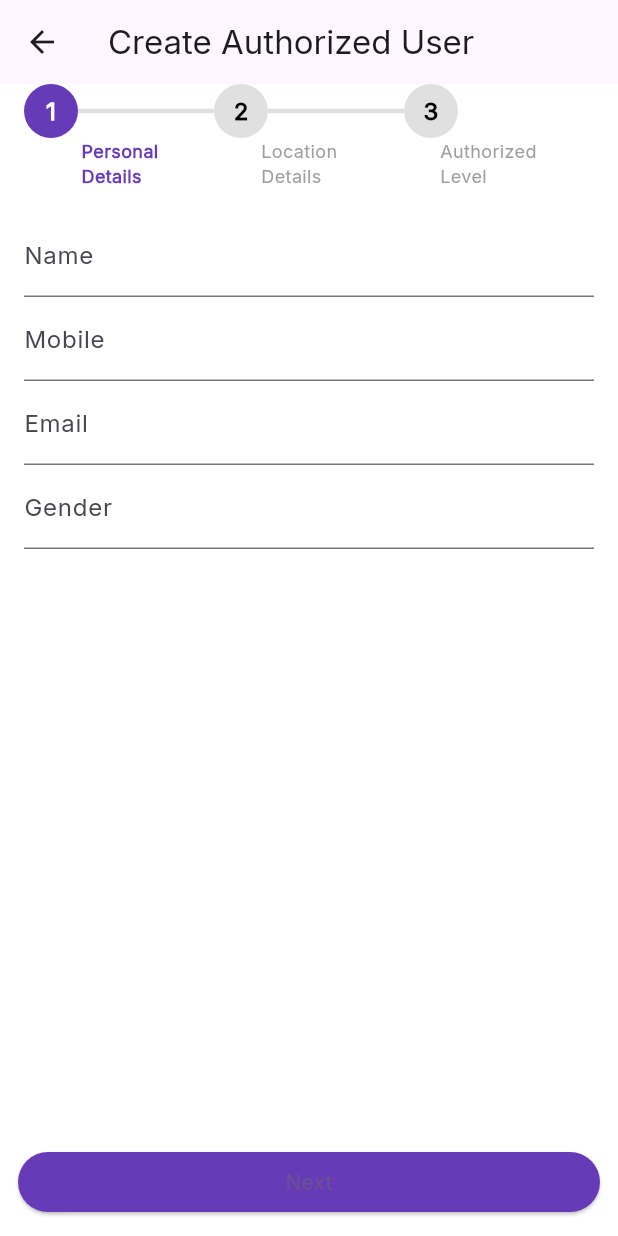
After one commit to shail148/Admin-Janta-Sewa, a Flutter app: the screen it shows after launch, in the side drawer, after a tap on "Authorized Users", on a phone screen of 412 x 824 dp. The commit adds this screen. Run offline on Flutter 3.47's test engine with Material 3 defaults, Android fonts, the light colour scheme and no system bars; our stand-ins replace carousel_slider, file_picker, fl_chart, flutter_svg, get, image_cropper and 1 more.

Commit message:
share code

```diff
--- /dev/null
+++ b/lib/controllers/auth/authorized_user_controller.dart
@@ -0,0 +1,25 @@
+import 'package:get/get.dart';
+
+class AuthorizedUserController extends GetxController {
+  // ✅ Observable step
+  var currentStep = 0.obs;
+
+  // ✅ Go to next step
+  void nextStep() {
+    if (currentStep.value < 2) {
+      currentStep.value++;
+    }
+  }
+
+  // ✅ Go back
+  void previousStep() {
+    if (currentStep.value > 0) {
+      currentStep.value--;
+    }
+  }
+
+  // ✅ Final submit action
+  void submit() {
+    Get.snackbar("Success", "Authorized User Created Successfully!");
+  }
+}
--- a/lib/view/drawerPages/custom_drawer.dart
+++ b/lib/view/drawerPages/custom_drawer.dart
@@ -3,6 +3,7 @@ import 'package:admin_jantasewa/view/drawerPages/contact/contact_page.dart';
 import 'package:admin_jantasewa/view/ourJourney/janta_sewa_media_screen.dart';
 import 'package:admin_jantasewa/view/ourJourney/ourjourney_history_page.dart';
 import 'package:admin_jantasewa/view/suggestionLetter/suggestion_allrequest_page.dart';
+import 'package:admin_jantasewa/view/users/create_autorized_user.dart';
 import 'package:admin_jantasewa/view/users/users_page.dart';
 import 'package:admin_jantasewa/widgets/colors.dart';
 import 'package:admin_jantasewa/widgets/custom_text.dart';
@@ -87,6 +88,13 @@ class CustomDrawer extends StatelessWidget {
                     },
                   ),
                   _drawerItem(
+                    Icons.person,
+                    'Authorized Users'.tr,
+                    onTap: () {
+                      Get.to(() => CreateAuthorizedUserPage());
+                    },
+                  ),
+                  _drawerItem(
                     Icons.contact_mail_outlined,
                     'Contact'.tr,
                     onTap: () {
--- /dev/null
+++ b/lib/view/users/create_autorized_user.dart
@@ -0,0 +1,190 @@
+import 'package:flutter/material.dart';
+import 'package:get/get.dart';
+import 'package:admin_jantasewa/controllers/auth/authorized_user_controller.dart';
+
+class CreateAuthorizedUserPage extends StatelessWidget {
+  final AuthorizedUserController controller = Get.put(
+    AuthorizedUserController(),
+  );
+
+  @override
+  Widget build(BuildContext context) {
+    return Scaffold(
+      appBar: AppBar(title: Text("Create Authorized User")),
+      body: Obx(
+        () => Column(
+          // crossAxisAlignment: CrossAxisAlignment.center,
+          children: [
+            // ===== Stepper Indicator with Connecting Line =====
+            Padding(
+              padding: const EdgeInsets.symmetric(horizontal: 16),
+              child: Row(
+                mainAxisAlignment: MainAxisAlignment.center,
+                children: List.generate(3, (index) {
+                  bool isActive = controller.currentStep.value >= index;
+                  return Expanded(
+                    child: Row(
+                      mainAxisAlignment: MainAxisAlignment.spaceBetween,
+                      children: [
+                        // Circle Indicator
+                        CircleAvatar(
+                          radius: 18,
+                          backgroundColor: isActive
+                              ? Colors.deepPurple
+                              : Colors.grey.shade300,
+                          child: Text(
+                            "${index + 1}",
+                            style: TextStyle(
+                              color: isActive ? Colors.white : Colors.black,
+                              fontWeight: FontWeight.bold,
+                            ),
+                          ),
+                        ),
+                        // Connecting line (except last)
+                        if (index != 2)
+                          Expanded(
+                            child: Container(
+                              height: 3,
+                              color: controller.currentStep.value > index
+                                  ? Colors.deepPurple
+                                  : Colors.grey.shade300,
+                              child: Text("Text"),
+                            ),
+                          ),
+                      ],
+                    ),
+                  );
+                }),
+              ),
+            ),
+
+            // Step Titles
+            Padding(
+              padding: const EdgeInsets.symmetric(horizontal: 20),
+              child: Row(
+                mainAxisAlignment: MainAxisAlignment.spaceAround,
+                children: [
+                  _stepTitle("Personal\nDetails", 0),
+                  _stepTitle("Location\nDetails", 1),
+                  _stepTitle("Authorized\nLevel", 2),
+                ],
+              ),
+            ),
+
+            // ===== Step Content =====
+            Expanded(
+              child: IndexedStack(
+                index: controller.currentStep.value,
+                children: [_personalStep(), _locationStep(), _authorizedStep()],
+              ),
+            ),
+
+            // ===== Navigation Buttons =====
+            Padding(
+              padding: const EdgeInsets.all(12.0),
+              child: Row(
+                children: [
+                  if (controller.currentStep.value > 0)
+                    Expanded(
+                      child: OutlinedButton(
+                        onPressed: controller.previousStep,
+                        child: Text("Back"),
+                      ),
+                    ),
+                  if (controller.currentStep.value > 0) SizedBox(width: 12),
+                  Expanded(
+                    child: ElevatedButton(
+                      style: ElevatedButton.styleFrom(
+                        backgroundColor: Colors.deepPurple,
+                      ),
+                      onPressed: () {
+                        if (controller.currentStep.value < 2) {
+                          controller.nextStep();
+                        } else {
+                          controller.submit();
+                        }
+                      },
+                      child: Text(
+                        controller.currentStep.value < 2 ? "Next" : "Submit",
+                      ),
+                    ),
+                  ),
+                ],
+              ),
+            ),
+          ],
+        ),
+      ),
+    );
+  }
+
+  // === Step Title Widget ===
+  Widget _stepTitle(String title, int index) {
+    final controller = Get.find<AuthorizedUserController>();
+    return Text(
+      title,
+      style: TextStyle(
+        fontSize: 12,
+        fontWeight: controller.currentStep.value == index
+            ? FontWeight.bold
+            : FontWeight.normal,
+        color: controller.currentStep.value == index
+            ? Colors.deepPurple
+            : Colors.grey,
+      ),
+    );
+  }
+
+  // === Step 1 - Personal ===
+  Widget _personalStep() {
+    return Padding(
+      padding: const EdgeInsets.all(16.0),
+      child: ListView(
+        children: [
+          TextField(decoration: InputDecoration(labelText: "Name")),
+          TextField(decoration: InputDecoration(labelText: "Mobile")),
+          TextField(decoration: InputDecoration(labelText: "Email")),
+          TextField(decoration: InputDecoration(labelText: "Gender")),
+        ],
+      ),
+    );
+  }
+
+  // === Step 2 - Location ===
+  Widget _locationStep() {
+    return Padding(
+      padding: const EdgeInsets.all(16.0),
+      child: ListView(
+        children: [
+          TextField(decoration: InputDecoration(labelText: "Address")),
+          TextField(decoration: InputDecoration(labelText: "State")),
+          TextField(decoration: InputDecoration(labelText: "District")),
+          TextField(decoration: InputDecoration(labelText: "City / Village")),
+          TextField(decoration: InputDecoration(labelText: "Block")),
+          TextField(decoration: InputDecoration(labelText: "Ward Number")),
+          TextField(decoration: InputDecoration(labelText: "Pin Code")),
+        ],
+      ),
+    );
+  }
+
+  // === Step 3 - Authorized ===
+  Widget _authorizedStep() {
+    return Padding(
+      padding: const EdgeInsets.all(16.0),
+      child: ListView(
+        children: [
+          TextField(decoration: InputDecoration(labelText: "Post")),
+          TextField(decoration: InputDecoration(labelText: "Current Level")),
+          DropdownButtonFormField<String>(
+            decoration: InputDecoration(labelText: "Type of Organisation"),
+            items: ["MLA", "Pradhan", "Ward Member", "Gram Sachiv"]
+                .map((type) => DropdownMenuItem(value: type, child: Text(type)))
+                .toList(),
+            onChanged: (value) {},
+          ),
+        ],
+      ),
+    );
+  }
+}
```
Also changed, not shown: lib/components/application_chart.dart (+11 -35 lines).
